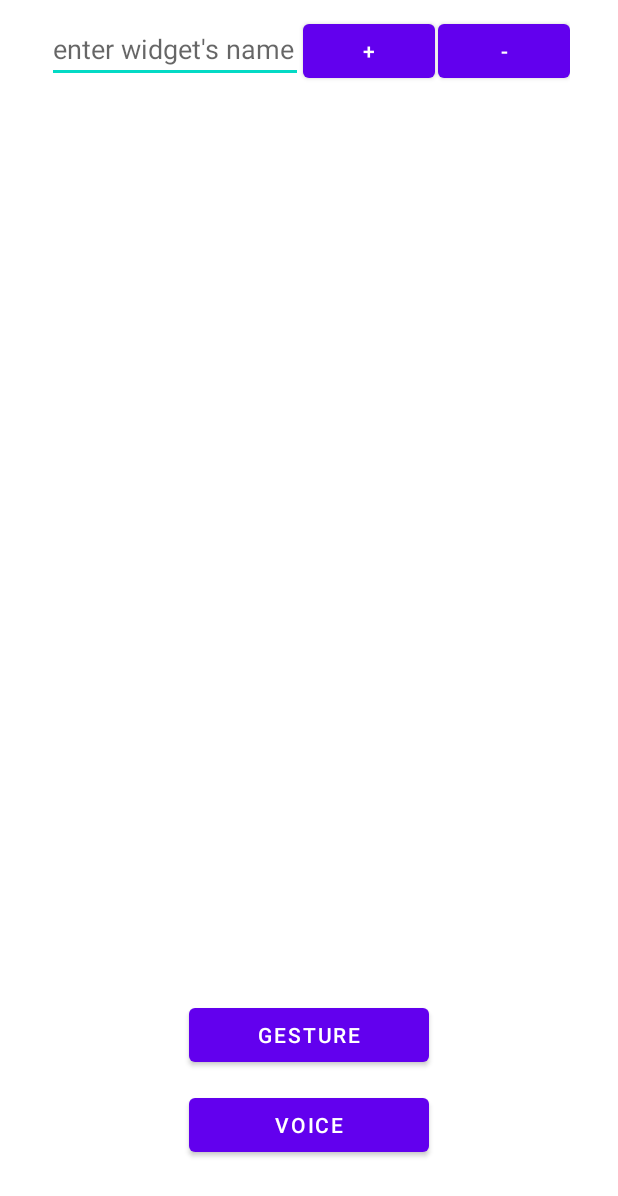
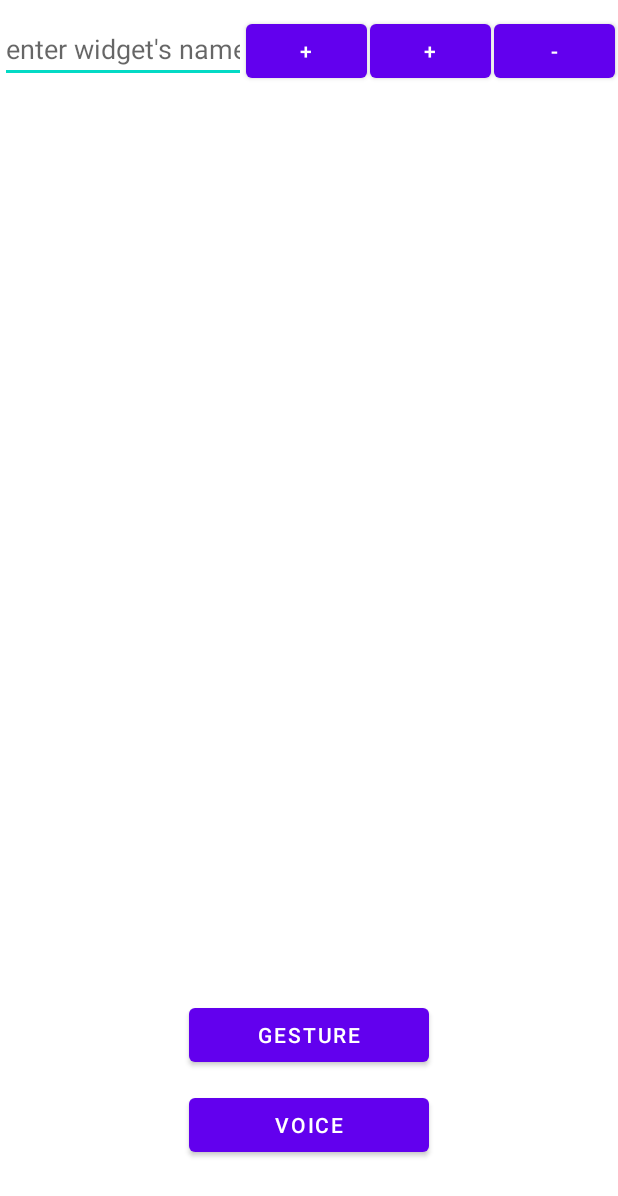
Before and after one commit to Truong-Giangg/SmartHRT, an Android app: the MainMenu screen opened directly, with no data from a screen before it, on a phone screen of 412 x 824 dp. Shown: the top 1196 px of the screen. Run offline under Robolectric (Android 15) with nearby library versions, the phone set to English and light mode, and no system bars; our stand-ins replace Firebase (no records; nobody signed in at launch, a user with empty details on screens opened directly); Roboto replaces fonts that are not available here.

Commit message:
Add Switch and SeekBar to MainMenu

```diff
--- /dev/null
+++ b/app/src/main/res/drawable/seek_bar.xml
@@ -0,0 +1,8 @@
+<?xml version="1.0" encoding="utf-8"?>
+<layer-list xmlns:android="http://schemas.android.com/apk/res/android" >
+    <item
+        android:id="@android:id/background"
+        android:drawable="@drawable/seek_bar_background"/>
+    <item android:id="@android:id/progress"
+        android:drawable="@drawable/seek_bar_progress" />
+</layer-list>
--- /dev/null
+++ b/app/src/main/res/drawable/seek_bar_background.xml
@@ -0,0 +1,11 @@
+<?xml version="1.0" encoding="UTF-8"?>
+<shape xmlns:android="http://schemas.android.com/apk/res/android" >
+
+    <gradient
+        android:angle="270"
+        android:startColor="#8a8c8f"
+        android:endColor="#58595b" />
+
+    <corners android:radius="5dip" />
+
+</shape>
--- /dev/null
+++ b/app/src/main/res/drawable/seek_bar_progress.xml
@@ -0,0 +1,10 @@
+<?xml version="1.0" encoding="utf-8"?>
+<layer-list xmlns:android="http://schemas.android.com/apk/res/android" >
+    <item
+        android:id="@android:id/background"
+        android:drawable="@drawable/seek_bar_background"/>
+    <item android:id="@android:id/progress">
+        <clip android:drawable="@drawable/seek_bar_progress_fill" />
+    </item>
+
+</layer-list>
--- /dev/null
+++ b/app/src/main/res/drawable/seek_bar_progress_fill.xml
@@ -0,0 +1,11 @@
+<?xml version="1.0" encoding="UTF-8"?>
+<shape xmlns:android="http://schemas.android.com/apk/res/android" >
+
+    <gradient
+        android:startColor="#b3d27e"
+        android:endColor="#93c044"
+        android:angle="270"
+        />
+    <corners android:radius="5dip" />
+
+</shape>
--- a/app/src/main/res/layout/activity_main_menu.xml
+++ b/app/src/main/res/layout/activity_main_menu.xml
@@ -17,7 +17,7 @@
             android:layout_centerHorizontal="true"
             android:layout_alignParentTop="true"
             android:layout_marginTop="10dp"
-            android:weightSum="1" >
+            android:weightSum="4" >
 
             <EditText
                 android:id="@+id/widgetName"
@@ -25,20 +25,31 @@
                 android:layout_height="wrap_content"
                 android:layout_centerHorizontal="true"
                 android:ems="8"
+                android:layout_weight="1"
                 android:inputType="textPersonName"
                 android:hint="enter widget's name" />
             <Button
+                android:id="@+id/addWidgetSlider"
+                android:layout_width="0dp"
+                android:layout_height="wrap_content"
+                android:layout_weight="1"
+                android:layout_marginRight="2dp"
+                android:layout_centerHorizontal="true"
+                android:text="+" />
+            <Button
                 android:id="@+id/addWidgetBtn"
-                android:layout_width="wrap_content"
+                android:layout_width="0dp"
                 android:layout_height="wrap_content"
-
+                android:layout_weight="1"
                 android:layout_marginRight="2dp"
                 android:layout_centerHorizontal="true"
                 android:text="+" />
             <Button
                 android:id="@+id/rmWidgetBtn"
-                android:layout_width="wrap_content"
+                android:layout_width="0dp"
                 android:layout_height="wrap_content"
+                android:layout_weight="1"
+                android:layout_marginRight="2dp"
                 android:layout_centerHorizontal="true"
                 android:text="-" />
 
@@ -58,7 +69,7 @@
                 android:layout_gravity="center"
                 android:layout_centerHorizontal="true">
                 <LinearLayout
-                    android:layout_width="wrap_content"
+                    android:layout_width="match_parent"
                     android:layout_height="wrap_content"
                     android:layout_gravity="center"
                     android:orientation="vertical"
```
Also changed, not shown: app/src/main/java/com/first_java_app/smarthrt/MainMenu.java (+136 -75 lines), app/src/main/java/com/first_java_app/smarthrt/UserHelperClassGadget.java (+9 -2 lines).
